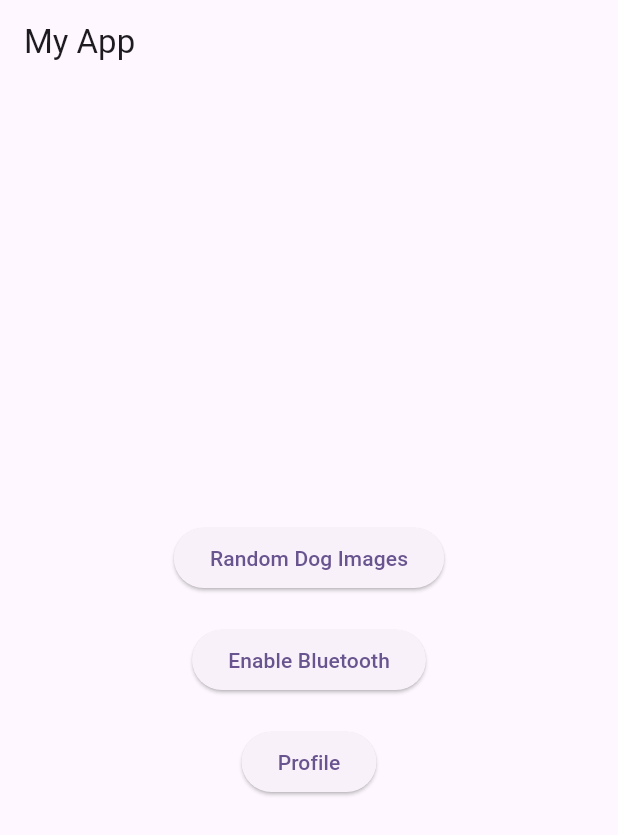
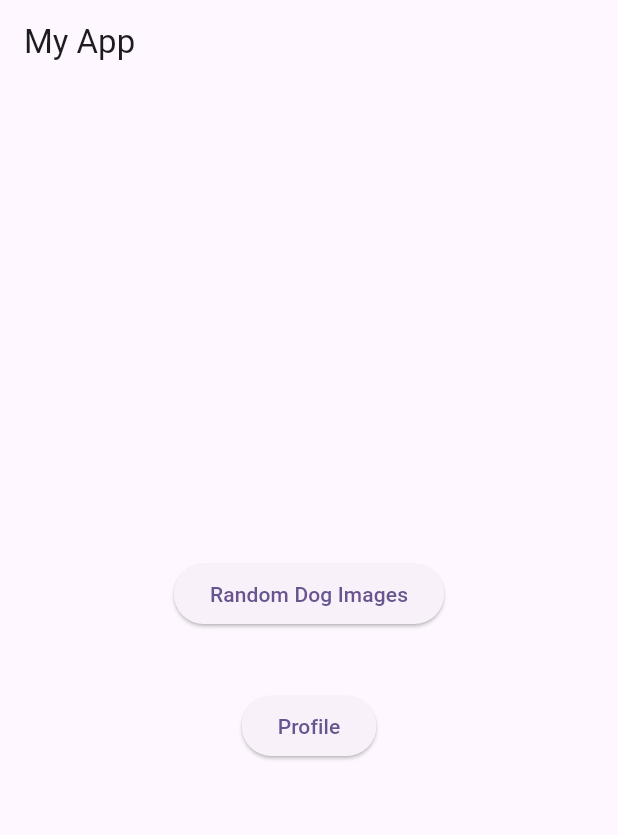
Before and after one commit to CrickSoldier/fininfocom, a Flutter app: the screen it shows after launch, on a phone screen of 412 x 824 dp. Shown: the top 835 px of the screen. Run offline on Flutter 3.47's test engine with Material 3 defaults, Android fonts, the phone set to English and light mode, and no system bars; accounts and stored records are empty.

Commit message:
first commit

```diff
--- a/lib/view/homeView.dart
+++ b/lib/view/homeView.dart
@@ -42,13 +42,13 @@ class _HomeViewState extends State<HomeView> {
               child: const Text('Random Dog Images'),
             ),
             const SizedBox(height: 20),
-            ElevatedButton(
-              onPressed: () {
-                // Handle "Enable Bluetooth" button press
-                enableBluetooth();
-              },
-              child: const Text('Enable Bluetooth'),
-            ),
+            // ElevatedButton(
+            //   onPressed: () {
+            //     // Handle "Enable Bluetooth" button press
+            //     enableBluetooth();
+            //   },
+            //   child: const Text('Enable Bluetooth'),
+            // ),
             const SizedBox(height: 20),
             ElevatedButton(
               onPressed: () {
```
Also changed, not shown: pubspec.lock, 2 other files.
